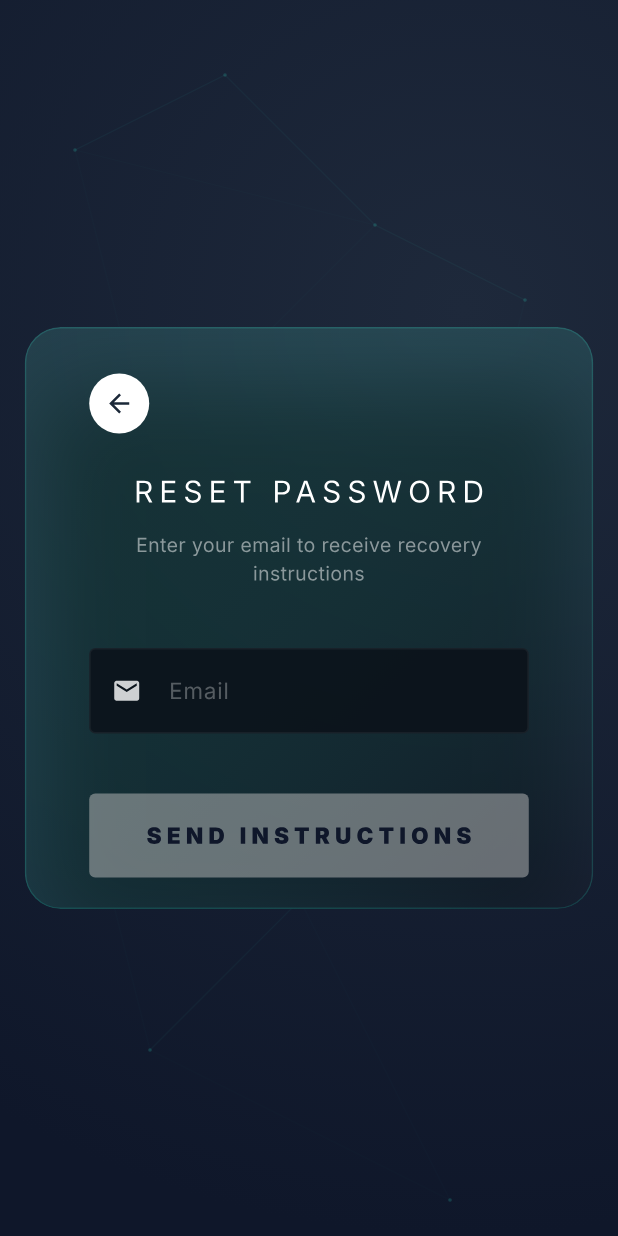
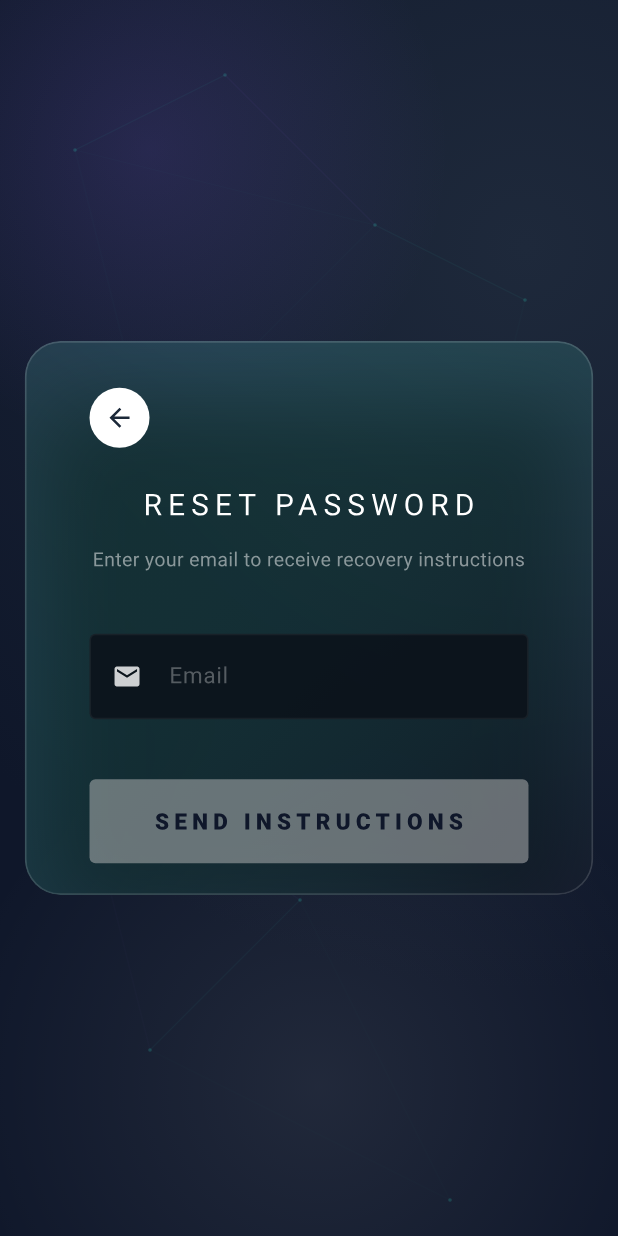
Before and after one commit to Jeyzimtech/group10-skill-sharing-hub, a Flutter app: the screen it shows after launch, after a tap on an icon or button, on a phone screen of 412 x 824 dp. Run offline on Flutter 3.47's test engine with Material 3 defaults, Android fonts, the light colour scheme and no system bars; our stand-ins replace flutter_secure_storage; Roboto replaces fonts that are missing (Inter).

Commit message:
Refactor: Centralize color system, add Vivid Violet and soft white accents to dark theme

```diff
--- a/mobile_app/lib/auth_screen.dart
+++ b/mobile_app/lib/auth_screen.dart
@@ -5,6 +5,7 @@ import 'package:flutter/material.dart';
 import 'forms/login_form.dart';
 import 'forms/register_form.dart';
 import 'forms/forgot_password_form.dart';
+import 'utils/app_colors.dart';
 
 enum AuthMode { login, register, forgotPassword }
 
@@ -142,6 +143,10 @@ class _AuthScreenState extends State<AuthScreen> with TickerProviderStateMixin {
           final flipAngle = _flipAnimation.value;
           final forgotAngle = _forgotAnimation.value;
 
+          // Determine which axis to rotate on
+          // If we are doing forgot password, use X axis rotation (Vertical Flip)
+          // If we are doing register, use Y axis rotation (Horizontal Flip)
+
           Matrix4 transform = Matrix4.identity()..setEntry(3, 2, 0.001);
 
           if (forgotAngle > 0) {
@@ -162,6 +167,7 @@ class _AuthScreenState extends State<AuthScreen> with TickerProviderStateMixin {
 
   Widget _getCurrentSide(double cardWidth) {
     if (_showForgotSide) {
+      // Back side of X-axis flip
       return Transform(
         transform: Matrix4.identity()..rotateX(pi),
         alignment: Alignment.center,
@@ -173,6 +179,7 @@ class _AuthScreenState extends State<AuthScreen> with TickerProviderStateMixin {
     }
 
     if (_showRegisterSide) {
+      // Back side of Y-axis flip
       return Transform(
         transform: Matrix4.identity()..rotateY(pi),
         alignment: Alignment.center,
@@ -183,6 +190,7 @@ class _AuthScreenState extends State<AuthScreen> with TickerProviderStateMixin {
       );
     }
 
+    // Front side (Login)
     return _buildGlassCard(
       width: cardWidth,
       child: LoginForm(
@@ -205,23 +213,23 @@ class _AuthScreenState extends State<AuthScreen> with TickerProviderStateMixin {
               begin: Alignment.topLeft,
               end: Alignment.bottomRight,
               colors: [
-                const Color(0xFF2DD4BF).withOpacity(0.12),
-                const Color(0xFF0F172A).withOpacity(0.4),
+                const Color(0xFF2DD4BF).withValues(alpha: 0.12),
+                const Color(0xFF0F172A).withValues(alpha: 0.4),
               ],
             ),
             borderRadius: BorderRadius.circular(24),
             border: Border.all(
-              color: const Color(0xFF2DD4BF).withOpacity(0.2),
-              width: 1.0,
+              color: AppColors.accentWhite.withValues(alpha: 0.15),
+              width: 1.2,
             ),
             boxShadow: [
               BoxShadow(
-                color: Colors.white.withOpacity(0.05),
+                color: Colors.white.withValues(alpha: 0.05),
                 blurRadius: 0,
                 offset: const Offset(0, -1),
               ),
               BoxShadow(
-                color: Colors.black.withOpacity(0.5),
+                color: Colors.black.withValues(alpha: 0.5),
                 blurRadius: 50,
                 spreadRadius: -10,
                 offset: const Offset(0, 30),
@@ -240,9 +248,48 @@ class _AuthScreenState extends State<AuthScreen> with TickerProviderStateMixin {
         Container(
           decoration: const BoxDecoration(
             gradient: RadialGradient(
-              center: Alignment(0.5, -0.5),
-              radius: 1.5,
-              colors: [Color(0xFF1E293B), Color(0xFF0F172A)],
+              center: Alignment(0.7, -0.6),
+              radius: 1.2,
+              colors: [
+                Color(0xFF1E293B),
+                AppColors.background,
+              ],
+            ),
+          ),
+        ),
+        // Secondary color accent light source
+        Positioned(
+          top: -100,
+          left: -100,
+          child: Container(
+            width: 400,
+            height: 400,
+            decoration: BoxDecoration(
+              shape: BoxShape.circle,
+              gradient: RadialGradient(
+                colors: [
+                  AppColors.secondary.withValues(alpha: 0.15),
+                  AppColors.secondary.withValues(alpha: 0),
+                ],
+              ),
+            ),
+          ),
+        ),
+        // Soft white light source at bottom right
+        Positioned(
+          bottom: -150,
+          right: -50,
+          child: Container(
+            width: 500,
+            height: 500,
+            decoration: BoxDecoration(
+              shape: BoxShape.circle,
+              gradient: RadialGradient(
+                colors: [
+                  AppColors.accentWhite.withValues(alpha: 0.08),
+                  AppColors.accentWhite.withValues(alpha: 0),
+                ],
+              ),
             ),
           ),
         ),
@@ -260,11 +307,11 @@ class NexusPainter extends CustomPainter {
   @override
   void paint(Canvas canvas, Size size) {
     final paint = Paint()
-      ..color = const Color(0xFF2DD4BF).withOpacity(0.08)
+      ..color = AppColors.primary.withValues(alpha: 0.08)
       ..strokeWidth = 0.8;
 
     final dotPaint = Paint()
-      ..color = const Color(0xFF2DD4BF).withOpacity(0.2)
+      ..color = AppColors.primary.withValues(alpha: 0.2)
       ..style = PaintingStyle.fill;
 
     final points = [
@@ -278,7 +325,8 @@ class NexusPainter extends CustomPainter {
       for (var j = i + 1; j < points.length; j++) {
         final distance = (points[i] - points[j]).distance;
         if (distance < 250) {
-          paint.color = const Color(0xFF2DD4BF).withOpacity((1 - distance / 250) * 0.1);
+          final color = i % 2 == 0 ? AppColors.primary : AppColors.secondary;
+          paint.color = color.withValues(alpha: (1 - distance / 250) * 0.1);
           canvas.drawLine(points[i], points[j], paint);
         }
       }
--- a/mobile_app/lib/loading_screen.dart
+++ b/mobile_app/lib/loading_screen.dart
@@ -2,6 +2,7 @@ import 'dart:math';
 import 'dart:ui';
 import 'package:flutter/material.dart';
 import 'auth_screen.dart';
+import 'utils/app_colors.dart';
 
 class LoadingScreen extends StatefulWidget {
   const LoadingScreen({super.key});
@@ -43,6 +44,7 @@ class _LoadingScreenState extends State<LoadingScreen> with TickerProviderStateM
           PageRouteBuilder(
             pageBuilder: (context, animation, secondaryAnimation) => const AuthScreen(),
             transitionsBuilder: (context, animation, secondaryAnimation, child) {
+              // Ultra-premium smooth entry
               const curve = Curves.fastLinearToSlowEaseIn;
 
               var fadeAnimation = CurvedAnimation(
@@ -78,7 +80,7 @@ class _LoadingScreenState extends State<LoadingScreen> with TickerProviderStateM
                 child: child,
               );
             },
-            transitionDuration: const Duration(milliseconds: 2000),
+            transitionDuration: const Duration(milliseconds: 2000), // 2 seconds for ultra-smoothness
           ),
         );
       }
@@ -95,7 +97,7 @@ class _LoadingScreenState extends State<LoadingScreen> with TickerProviderStateM
   @override
   Widget build(BuildContext context) {
     return Scaffold(
-      backgroundColor: const Color(0xFF0F172A),
+      backgroundColor: AppColors.background,
       body: Stack(
         children: [
           _buildBackground(),
@@ -172,7 +174,7 @@ class _LoadingScreenState extends State<LoadingScreen> with TickerProviderStateM
           width: 40,
           height: 2,
           decoration: BoxDecoration(
-            color: const Color(0xFF2DD4BF).withOpacity(0.3),
+            color: AppColors.primary.withValues(alpha: 0.3),
             borderRadius: BorderRadius.circular(1),
           ),
         ),
@@ -180,7 +182,7 @@ class _LoadingScreenState extends State<LoadingScreen> with TickerProviderStateM
         const Text(
           'CONNECTING MINDS',
           style: TextStyle(
-            color: Color(0xFF2DD4BF),
+            color: AppColors.primary,
             fontSize: 10,
             fontWeight: FontWeight.w600,
             letterSpacing: 4,
@@ -191,14 +193,34 @@ class _LoadingScreenState extends State<LoadingScreen> with TickerProviderStateM
   }
 
   Widget _buildBackground() {
-    return Container(
-      decoration: const BoxDecoration(
-        gradient: RadialGradient(
-          center: Alignment.center,
-          radius: 1.2,
-          colors: [Color(0xFF1E293B), Color(0xFF0F172A)],
+    return Stack(
+      children: [
+        Container(
+          decoration: const BoxDecoration(
+            gradient: RadialGradient(
+              center: Alignment.center,
+              radius: 1.2,
+              colors: [AppColors.surface, AppColors.background],
+            ),
+          ),
         ),
-      ),
+        // Soft white center glow
+        Center(
+          child: Container(
+            width: 600,
+            height: 600,
+            decoration: BoxDecoration(
+              shape: BoxShape.circle,
+              gradient: RadialGradient(
+                colors: [
+                  AppColors.accentWhite.withValues(alpha: 0.05),
+                  AppColors.accentWhite.withValues(alpha: 0),
+                ],
+              ),
+            ),
+          ),
+        ),
+      ],
     );
   }
 }
@@ -210,18 +232,18 @@ class NodeNetworkPainter extends CustomPainter {
   @override
   void paint(Canvas canvas, Size size) {
     final paint = Paint()
-      ..color = const Color(0xFF2DD4BF).withOpacity(0.4)
+      ..color = AppColors.primary.withValues(alpha: 0.4)
       ..strokeWidth = 1.2;
 
     final dotPaint = Paint()
-      ..color = const Color(0xFF2DD4BF)
+      ..color = AppColors.primary
       ..style = PaintingStyle.fill;
 
     final center = Offset(size.width / 2, size.height / 2);
     final radius = size.width / 2.5;
 
     final points = <Offset>[];
-    const int count = 14;
+    const int count = 14; // Slightly more nodes for density
     for (var i = 0; i < count; i++) {
       final phi = acos(-1 + (2 * i) / count);
       final theta = sqrt(count * pi) * phi;
@@ -235,7 +257,8 @@ class NodeNetworkPainter extends CustomPainter {
         final distance = (points[i] - points[j]).distance;
         if (distance < radius * 1.6) {
           final opacity = (1 - (distance / (radius * 1.6))).clamp(0.0, 1.0);
-          paint.color = const Color(0xFF2DD4BF).withOpacity(opacity * 0.3);
+          final color = i % 3 == 0 ? AppColors.secondary : AppColors.primary;
+          paint.color = color.withValues(alpha: opacity * 0.3);
           canvas.drawLine(points[i], points[j], paint);
         }
       }
--- a/mobile_app/lib/main.dart
+++ b/mobile_app/lib/main.dart
@@ -1,15 +1,14 @@
 import 'package:flutter/material.dart';
 import 'package:flutter/services.dart';
 import 'loading_screen.dart';
+import 'utils/app_colors.dart';
 
-void main() async {
+void main() {
   WidgetsFlutterBinding.ensureInitialized();
-
-  // Set preferred orientations
-  await SystemChrome.setPreferredOrientations([
+  SystemChrome.setPreferredOrientations([
     DeviceOrientation.portraitUp,
+    DeviceOrientation.portraitDown,
   ]);
-
   runApp(const SkillSharingApp());
 }
 
@@ -19,17 +18,19 @@ class SkillSharingApp extends StatelessWidget {
   @override
   Widget build(BuildContext context) {
     return MaterialApp(
-      title: 'Skill Sharing Hub',
+      title: 'Skill Sharing',
       debugShowCheckedModeBanner: false,
       theme: ThemeData(
         brightness: Brightness.dark,
-        primaryColor: const Color(0xFF2DD4BF),
-        scaffoldBackgroundColor: const Color(0xFF0F172A),
-        fontFamily: 'Inter',
-        colorScheme: ColorScheme.fromSeed(
-          seedColor: const Color(0xFF2DD4BF),
-          brightness: Brightness.dark,
+        primaryColor: AppColors.primary,
+        scaffoldBackgroundColor: AppColors.background,
+        colorScheme: const ColorScheme.dark(
+          primary: AppColors.primary,
+          secondary: AppColors.secondary,
+          surface: AppColors.surface,
+          error: AppColors.error,
         ),
+        fontFamily: 'Roboto',
       ),
       home: const LoadingScreen(),
     );
--- /dev/null
+++ b/mobile_app/lib/utils/app_colors.dart
@@ -0,0 +1,21 @@
+import 'package:flutter/material.dart';
+
+class AppColors {
+  // Primary Palette
+  static const Color primary = Color(0xFF2DD4BF); // Teal/Emerald
+  static const Color secondary = Color(0xFF8B5CF6); // Vivid Violet (New Color)
+
+  // Background Palette
+  static const Color background = Color(0xFF0F172A); // Deep Navy
+  static const Color surface = Color(0xFF1E293B); // Slate/Steel
+
+  // Neutral Palette
+  static const Color textPrimary = Colors.white;
+  static const Color textSecondary = Color(0xFF94A3B8);
+
+  // Functional Colors
+  static const Color accentWhite = Color(0xFFF8FAFC); // Soft Off-White
+  static const Color success = Color(0xFF10B981);
+  static const Color error = Color(0xFFEF4444);
+  static const Color warning = Color(0xFFF59E0B);
+}
--- a/mobile_app/lib/widgets/custom_button.dart
+++ b/mobile_app/lib/widgets/custom_button.dart
@@ -1,4 +1,5 @@
 import 'package:flutter/material.dart';
+import '../utils/app_colors.dart';
 
 class CustomButton extends StatefulWidget {
   final String text;
@@ -59,7 +60,9 @@ class _CustomButtonState extends State<CustomButton>
   @override
   Widget build(BuildContext context) {
     final isDisabled = widget.onPressed == null;
-    final textColor = const Color(0xFF0F172A);
+
+    // Updated to always use dark navy text for the silver button to match Image 3
+    final textColor = AppColors.background;
 
     return GestureDetector(
       onTapDown: _onTapDown,
@@ -83,15 +86,15 @@ class _CustomButtonState extends State<CustomButton>
                       Color(0xFFF0F0F0),
                       Color(0xFFE2E2E2),
                     ],
-                    stops: [0.0, 0.4, 1.0],
+                    stops: [0.0, 0.4, 1.0], // Metallic highlight
                   ),
-            color: isDisabled ? Colors.grey.shade400.withOpacity(0.5) : null,
+            color: isDisabled ? Colors.grey.shade400.withValues(alpha: 0.5) : null,
             borderRadius: BorderRadius.circular(widget.isLoading ? 28 : 4),
             boxShadow: isDisabled || widget.isLoading
                 ? []
                 : [
                     BoxShadow(
-                      color: Colors.black.withOpacity(0.4),
+                      color: Colors.black.withValues(alpha: 0.4),
                       blurRadius: 25,
                       spreadRadius: -5,
                       offset: const Offset(0, 12),
@@ -117,7 +120,7 @@ class _CustomButtonState extends State<CustomButton>
                       color: textColor,
                       fontSize: 15,
                       fontWeight: FontWeight.w900,
-                      letterSpacing: 3.5,
+                      letterSpacing: 3.5, // Even wider for that premium look
                     ),
                   ),
                 ),
--- a/mobile_app/lib/widgets/custom_text_field.dart
+++ b/mobile_app/lib/widgets/custom_text_field.dart
@@ -1,5 +1,6 @@
 import 'dart:math';
 import 'package:flutter/material.dart';
+import '../utils/app_colors.dart';
 
 class CustomTextField extends StatefulWidget {
   final String label;
@@ -64,10 +65,10 @@ class _CustomTextFieldState extends State<CustomTextField>
   Widget build(BuildContext context) {
     final hasError = widget.errorText != null;
     final activeColor = hasError
-        ? const Color(0xFFE53935)
+        ? AppColors.error
         : widget.isSuccess
-            ? const Color(0xFF43A047)
-            : const Color(0xFF2E7D32);
+            ? AppColors.success
+            : AppColors.secondary;
 
     return AnimatedBuilder(
       animation: _shakeAnimation,
@@ -83,10 +84,10 @@ class _CustomTextFieldState extends State<CustomTextField>
         children: [
           Container(
             decoration: BoxDecoration(
-              color: const Color(0xFF0B121A).withOpacity(0.9),
+              color: const Color(0xFF0B121A).withValues(alpha: 0.9),
               borderRadius: BorderRadius.circular(4),
               border: Border.all(
-                color: hasError ? Colors.red : Colors.white.withOpacity(0.05),
+                color: hasError ? AppColors.error : Colors.white.withValues(alpha: 0.05),
                 width: 1,
               ),
             ),
@@ -95,7 +96,7 @@ class _CustomTextFieldState extends State<CustomTextField>
               onChanged: widget.onChanged,
               keyboardType: widget.keyboardType,
               textInputAction: widget.textInputAction,
-              cursorColor: const Color(0xFF2DD4BF),
+              cursorColor: AppColors.primary,
               style: const TextStyle(
                 fontSize: 15,
                 fontWeight: FontWeight.w400,
@@ -105,13 +106,13 @@ class _CustomTextFieldState extends State<CustomTextField>
               decoration: InputDecoration(
                 hintText: widget.label,
                 hintStyle: TextStyle(
-                  color: Colors.white.withOpacity(0.3),
+                  color: Colors.white.withValues(alpha: 0.3),
                   fontSize: 15,
                 ),
                 prefixIcon: Icon(
                   widget.icon,
                   size: 20,
-                  color: Colors.white.withOpacity(0.8),
+                  color: Colors.white.withValues(alpha: 0.8),
                 ),
                 suffixIcon: _buildSuffixIcon(activeColor),
                 border: InputBorder.none,
@@ -128,7 +129,7 @@ class _CustomTextFieldState extends State<CustomTextField>
               child: Text(
                 widget.errorText!,
                 style: const TextStyle(
-                  color: Color(0xFFE53935),
+                  color: AppColors.error,
                   fontSize: 12,
                   fontWeight: FontWeight.w500,
                 ),
```
Also changed, not shown: mobile_app/pubspec.lock.
